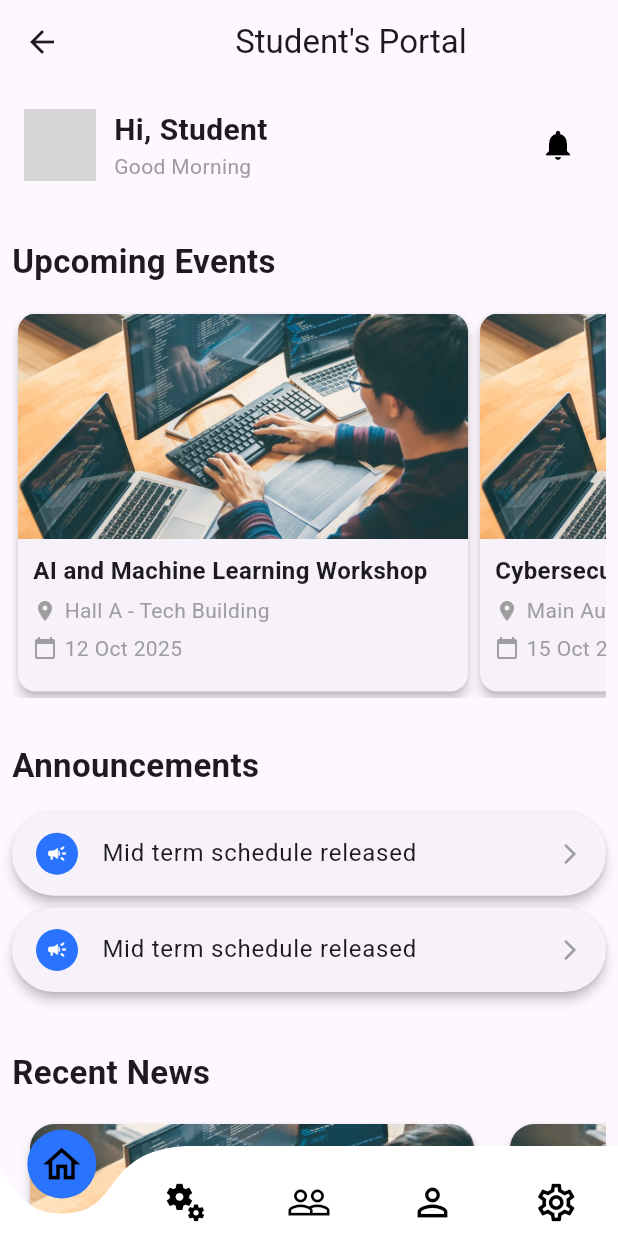
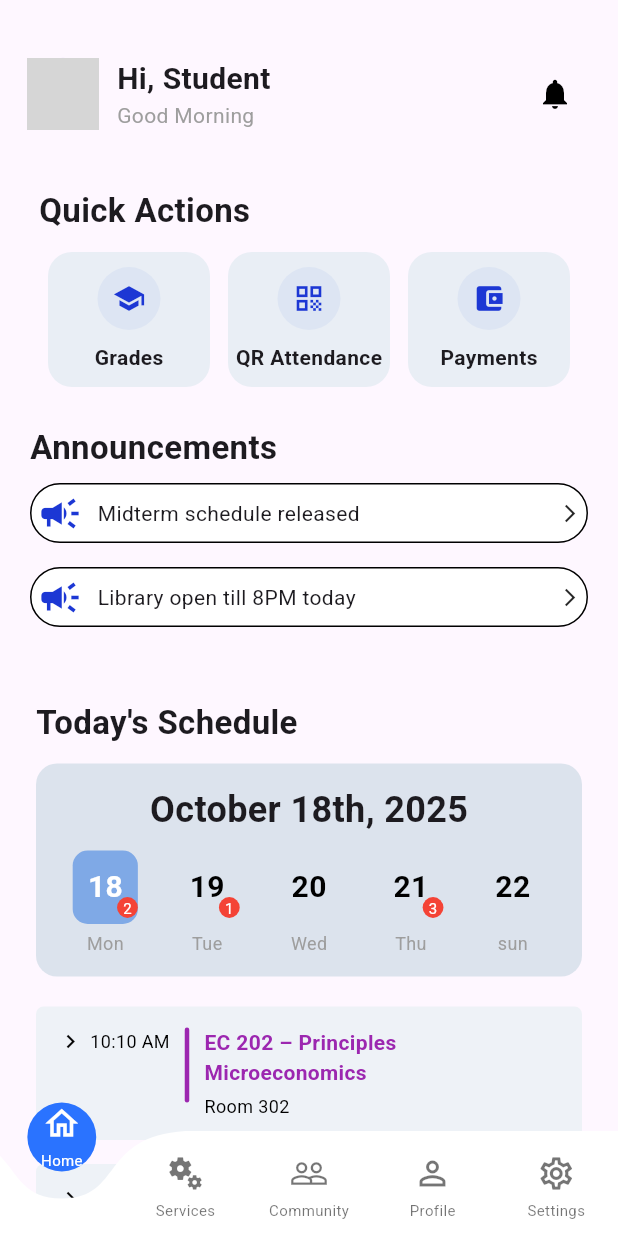
Before and after one commit to mariemmohammed275-blip/student_system_app, a Flutter app: the MainScreen screen opened by its route, on a phone screen of 412 x 824 dp. Run offline on Flutter 3.47's test engine with Material 3 defaults, Android fonts, the phone set to English and light mode, and no system bars; drawn by our look-alikes of curved_navigation_bar; our stand-ins replace dio, get; accounts and stored records are empty; network calls fail; Roboto replaces fonts that are missing (Poppins, Robot); grey boxes are pictures that could not be loaded.

Commit message:
Update UI of home_screen + Service_screen

```diff
--- a/lib/Controllers/grades_controller.dart
+++ b/lib/Controllers/grades_controller.dart
@@ -6,7 +6,7 @@ class GradesController extends GetxController {
   var isLoading = true.obs;
   var gradeResponse = Rxn<GradeResponse>();
 
-  final dio = Dio(BaseOptions(baseUrl: "http://192.168.1.7:5000/api"));
+  final dio = Dio(BaseOptions(baseUrl: "http://192.168.1.8:5000/api"));
 
   Future<void> fetchGrades() async {
     try {
--- a/lib/Screens/Home/home_screen.dart
+++ b/lib/Screens/Home/home_screen.dart
@@ -1,8 +1,9 @@
 import 'package:flutter/material.dart';
-import 'package:student_systemv1/widgets/announcement_widget.dart';
-import 'package:student_systemv1/widgets/sections/event_builder.dart';
-import 'package:student_systemv1/widgets/sections/recent_news_builder.dart';
-import '../../widgets/header_widget.dart';
+import 'package:student_systemv1/Screens/Home/widgets/announcement_widget.dart';
+import 'package:student_systemv1/Screens/Home/widgets/quick_actions.dart';
+import 'package:student_systemv1/Screens/Home/widgets/schedule.dart';
+import 'package:student_systemv1/Screens/Home/widgets/sections/event_builder.dart';
+import 'widgets/header_widget.dart';
 
 class HomeScreen extends StatelessWidget {
   const HomeScreen({super.key});
@@ -10,21 +11,21 @@ class HomeScreen extends StatelessWidget {
   @override
   Widget build(BuildContext context) {
     return Scaffold(
-      appBar: AppBar(
-        title: Center(
-          child: Text(
-            "Student's Portal",
-            style: TextStyle(fontFamily: 'Roboto'),
-          ),
-        ),
-      ),
       body: SingleChildScrollView(
         physics: BouncingScrollPhysics(),
         child: Padding(
-          padding: const EdgeInsets.all(8.0),
+          padding: const EdgeInsets.all(10.0),
+          child: Padding(
+            padding: const EdgeInsets.only(top: 20),
             child: Column(
               children: [
                 Header(),
+                SizedBox(height: 30),
+                QuickActions(),
+                SizedBox(height: 15),
+                Announcement(),
+                SizedBox(height: 30),
+                Schedule(),
                 SizedBox(height: 30),
                 Align(
                   alignment: Alignment.centerLeft,
@@ -39,37 +40,9 @@ class HomeScreen extends StatelessWidget {
                 ),
                 SizedBox(height: 15),
                 SizedBox(height: 260, child: EventBuilder()),
-              SizedBox(height: 30),
-              Align(
-                alignment: Alignment.centerLeft,
-                child: Text(
-                  'Announcements',
-                  style: TextStyle(
-                    fontFamily: 'Robot',
-                    fontSize: 22,
-                    fontWeight: FontWeight.bold,
+                SizedBox(height: 90),
+              ],
             ),
-                ),
-              ),
-              SizedBox(height: 15),
-              Announcement(),
-              Announcement(),
-              SizedBox(height: 30),
-              Align(
-                alignment: Alignment.centerLeft,
-                child: Text(
-                  'Recent News',
-                  style: TextStyle(
-                    fontFamily: 'Robot',
-                    fontSize: 22,
-                    fontWeight: FontWeight.bold,
-                  ),
-                ),
-              ),
-              SizedBox(height: 15),
-              SizedBox(height: 280, child: RecentNewsBuilder()),
-              SizedBox(height: 80),
-            ],
           ),
         ),
       ),
--- /dev/null
+++ b/lib/Screens/Home/widgets/announcement_widget.dart
@@ -0,0 +1,51 @@
+import 'package:flutter/material.dart';
+
+class Announcement extends StatelessWidget {
+  const Announcement({super.key});
+
+  Widget item(String text) {
+    return Container(
+      margin: const EdgeInsets.symmetric(vertical: 8),
+      padding: const EdgeInsets.all(4),
+      decoration: BoxDecoration(
+        border: Border.all(),
+        color: Colors.white,
+        borderRadius: BorderRadius.circular(30),
+      ),
+      child: Row(
+        children: [
+          const Icon(
+            Icons.campaign,
+            color: Color.fromARGB(255, 28, 55, 212),
+            size: 30,
+          ),
+          const SizedBox(width: 10),
+          Expanded(child: Text(text)),
+          const Icon(Icons.arrow_forward_ios, size: 14),
+        ],
+      ),
+    );
+  }
+
+  @override
+  Widget build(BuildContext context) {
+    return Padding(
+      padding: const EdgeInsets.all(10),
+      child: Column(
+        crossAxisAlignment: CrossAxisAlignment.start,
+        children: [
+          const Text(
+            "Announcements",
+            style: TextStyle(
+              fontWeight: FontWeight.bold,
+              fontSize: 22,
+              fontFamily: 'Poppins',
+            ),
+          ),
+          item("Midterm schedule released"),
+          item("Library open till 8PM today"),
+        ],
+      ),
+    );
+  }
+}
--- a/lib/widgets/event_card.dart
+++ b/lib/Screens/Home/widgets/event_card.dart
@@ -1,6 +1,6 @@
 import 'package:flutter/material.dart';
 
-import '../models/event.dart';
+import '../../../models/event.dart';
 
 class Event extends StatelessWidget {
   const Event({super.key, required this.event});
--- /dev/null
+++ b/lib/Screens/Home/widgets/quick_actions.dart
@@ -0,0 +1,79 @@
+import 'package:flutter/material.dart';
+
+class QuickActions extends StatelessWidget {
+  const QuickActions({super.key});
+
+  final Color cardColor = const Color(0xffE9EEF5);
+
+  Widget actionItem({required IconData icon, required String title}) {
+    return Expanded(
+      child: Container(
+        height: 90,
+        margin: const EdgeInsets.symmetric(horizontal: 6),
+        decoration: BoxDecoration(
+          color: cardColor,
+          borderRadius: BorderRadius.circular(16),
+        ),
+        child: Column(
+          mainAxisAlignment: MainAxisAlignment.center,
+          children: [
+            // 🔵 icon circle
+            Container(
+              padding: const EdgeInsets.all(10),
+              decoration: const BoxDecoration(
+                color: Color(0xffDDE5F3),
+                shape: BoxShape.circle,
+              ),
+              child: Icon(
+                icon,
+                color: Color.fromARGB(255, 28, 55, 212),
+                size: 22,
+              ),
+            ),
+
+            const SizedBox(height: 8),
+
+            Text(
+              title,
+              style: const TextStyle(
+                fontSize: 14,
+                fontWeight: FontWeight.bold,
+                fontFamily: 'Robot',
+              ),
+            ),
+          ],
+        ),
+      ),
+    );
+  }
+
+  @override
+  Widget build(BuildContext context) {
+    return Padding(
+      padding: const EdgeInsets.symmetric(horizontal: 16),
+      child: Column(
+        crossAxisAlignment: CrossAxisAlignment.start,
+        children: [
+          const Text(
+            "Quick Actions",
+            style: TextStyle(
+              fontWeight: FontWeight.bold,
+              fontSize: 22,
+              fontFamily: 'Robot',
+            ),
+          ),
+
+          const SizedBox(height: 12),
+
+          Row(
+            children: [
+              actionItem(icon: Icons.school, title: "Grades"),
+              actionItem(icon: Icons.qr_code, title: "QR Attendance"),
+              actionItem(icon: Icons.account_balance_wallet, title: "Payments"),
+            ],
+          ),
+        ],
+      ),
+    );
+  }
+}
--- /dev/null
+++ b/lib/Screens/Home/widgets/schedule.dart
@@ -0,0 +1,248 @@
+import 'package:flutter/material.dart';
+
+class Schedule extends StatelessWidget {
+  const Schedule({super.key});
+
+  // 🎯 لون الخلفية الأساسي للكارد
+  final Color cardBg = const Color(0xffEEF2F7);
+
+  // 📚 الكارد
+  Widget classCard({
+    required String time,
+    required String title,
+    required String subtitle,
+    required Color color,
+    bool isMissing = false,
+  }) {
+    return Container(
+      margin: const EdgeInsets.symmetric(vertical: 8),
+      padding: const EdgeInsets.all(14),
+      decoration: BoxDecoration(
+        color: cardBg,
+        borderRadius: BorderRadius.circular(5),
+      ),
+      child: Row(
+        crossAxisAlignment: CrossAxisAlignment.start,
+        children: [
+          // ➤ السهم + الوقت
+          Column(
+            children: [
+              Row(
+                children: [
+                  const Icon(
+                    Icons.chevron_right,
+                    size: 18,
+                    color: Colors.black,
+                  ),
+                  const SizedBox(width: 4),
+                  Text(
+                    time,
+                    style: const TextStyle(fontSize: 12, color: Colors.black),
+                  ),
+                ],
+              ),
+            ],
+          ),
+
+          const SizedBox(width: 10),
+
+          // الخط الملون
+          Container(
+            width: 3,
+            height: 50,
+            decoration: BoxDecoration(
+              color: color,
+              borderRadius: BorderRadius.circular(2),
+            ),
+          ),
+
+          const SizedBox(width: 10),
+
+          // النصوص
+          Expanded(
+            child: Column(
+              crossAxisAlignment: CrossAxisAlignment.start,
+              children: [
+                Text(
+                  title,
+                  style: TextStyle(color: color, fontWeight: FontWeight.bold),
+                ),
+                const SizedBox(height: 4),
+
+                if (!isMissing)
+                  Text(
+                    subtitle,
+                    style: const TextStyle(
+                      color: Colors.black,
+                      fontSize: 12,
+
+                      fontFamily: 'Robot',
+                    ),
+                  ),
+
+                if (isMissing) ...[
+                  Row(
+                    children: const [
+                      Icon(Icons.error, color: Colors.red, size: 16),
+                      SizedBox(width: 5),
+                      Text(
+                        "Missing assignment",
+                        style: TextStyle(color: Colors.black, fontSize: 12),
+                      ),
+                    ],
+                  ),
+                ],
+              ],
+            ),
+          ),
+        ],
+      ),
+    );
+  }
+
+  // 📅 التاريخ (header)
+  Widget dateHeader() {
+    return Container(
+      padding: const EdgeInsets.symmetric(vertical: 14),
+      decoration: BoxDecoration(
+        color: const Color(0xffDCE3ED),
+        borderRadius: BorderRadius.circular(14),
+      ),
+      child: Column(
+        children: [
+          const Text(
+            "October 18th, 2025",
+            style: TextStyle(
+              fontWeight: FontWeight.bold,
+              fontSize: 24,
+              fontFamily: 'Robot',
+            ),
+          ),
+          const SizedBox(height: 10),
+
+          Row(
+            mainAxisAlignment: MainAxisAlignment.spaceEvenly,
+            children: [
+              dayItem("18", "Mon", selected: true, badge: "2"),
+              dayItem("19", "Tue", badge: "1"),
+              dayItem("20", "Wed"),
+              dayItem("21", "Thu", badge: "3"),
+              dayItem("22", "sun"),
+            ],
+          ),
+        ],
+      ),
+    );
+  }
+
+  // 📅 عنصر اليوم
+  Widget dayItem(
+    String day,
+    String week, {
+    bool selected = false,
+    String? badge,
+  }) {
+    return Column(
+      children: [
+        Stack(
+          children: [
+            Container(
+              padding: const EdgeInsets.all(10),
+              decoration: BoxDecoration(
+                color: selected ? const Color(0xff7FA9E6) : Colors.transparent,
+                borderRadius: BorderRadius.circular(10),
+              ),
+              child: Text(
+                day,
+                style: TextStyle(
+                  fontWeight: FontWeight.bold,
+                  fontSize: 20,
+                  fontFamily: 'Robot',
+                  color: selected ? Colors.white : Colors.black,
+                ),
+              ),
+            ),
+
+            // 🔴 badge
+            if (badge != null)
+              Positioned(
+                bottom: 0,
+                right: 0,
+                child: Container(
+                  padding: const EdgeInsets.all(4),
+                  decoration: const BoxDecoration(
+                    color: Colors.red,
+                    shape: BoxShape.circle,
+                  ),
+                  child: Text(
+                    badge,
+                    style: const TextStyle(color: Colors.white, fontSize: 10),
+                  ),
+                ),
+              ),
+          ],
+        ),
+        const SizedBox(height: 4),
+        Text(week, style: const TextStyle(fontSize: 12, color: Colors.grey)),
+      ],
+    );
+  }
+
+  @override
+  Widget build(BuildContext context) {
+    return Padding(
+      padding: const EdgeInsets.symmetric(horizontal: 14),
+      child: Column(
+        crossAxisAlignment: CrossAxisAlignment.start,
+        children: [
+          const Text(
+            "Today's Schedule",
+            style: TextStyle(
+              fontWeight: FontWeight.bold,
+              fontSize: 22,
+              fontFamily: 'Robot',
+            ),
+          ),
+
+          const SizedBox(height: 12),
+
+          // 📅 header
+          dateHeader(),
+
+          const SizedBox(height: 12),
+
+          // 📚 المواد
+          classCard(
+            time: "10:10 AM",
+            title: "EC 202 – Principles Microeconomics",
+            subtitle: "Room 302",
+            color: Colors.purple,
+          ),
+
+          classCard(
+            time: "11:10 AM",
+            title: "FN 215 – Financial Management",
+            subtitle: "Room 111",
+            color: Colors.blue,
+          ),
+
+          classCard(
+            time: "11:59 PM",
+            title: "EC 203 – Principles Macroeconomics",
+            subtitle: "",
+            color: Colors.teal,
+            isMissing: true,
+          ),
+
+          classCard(
+            time: "11:59 PM",
+            title: "MGT 101 – Organization Management",
+            subtitle: "",
+            color: Colors.orange,
+            isMissing: true,
+          ),
+        ],
+      ),
+    );
+  }
+}
--- a/lib/widgets/sections/event_builder.dart
+++ b/lib/Screens/Home/widgets/sections/event_builder.dart
@@ -1,7 +1,7 @@
 import 'package:flutter/material.dart';
 import 'package:student_systemv1/models/event.dart';
 
-import 'package:student_systemv1/widgets/event_card.dart';
+import 'package:student_systemv1/Screens/Home/widgets/event_card.dart';
 
 class EventBuilder extends StatelessWidget {
   EventBuilder({super.key});
--- a/lib/Screens/Services/services_screen.dart
+++ b/lib/Screens/Services/services_screen.dart
@@ -17,7 +17,11 @@ class ServicesScreen extends StatelessWidget {
       'title': 'Attendance Details',
       'page': () => AttendanceSummaryScreen(),
     },
-    {'icon': Icons.school, 'title': 'Schedules', 'page': () => Schedules()},
+    {
+      'icon': Icons.schedule_sharp,
+      'title': 'Schedules',
+      'page': () => Schedules(),
+    },
     {'icon': Icons.quiz, 'title': 'Exams & Results', 'page': () => Exams()},
     {'icon': Icons.payment, 'title': 'Payment', 'page': () => Payments()},
     {'icon': Icons.grade_rounded, 'title': 'Grades', 'page': () => Grades()},
@@ -34,61 +38,77 @@ class ServicesScreen extends StatelessWidget {
     },
   ];
 
+  final Color cardColor = const Color(0xffE9EEF5);
+
   @override
   Widget build(BuildContext context) {
     return Scaffold(
-      appBar: AppBar(title: Text('Services'), centerTitle: true),
+      backgroundColor: const Color(0xffF5F7FB),
+
+      appBar: AppBar(
+        elevation: 0,
+        backgroundColor: const Color(0xffF5F7FB),
+        title: const Text(
+          "Services",
+          style: TextStyle(color: Colors.black, fontWeight: FontWeight.w600),
+        ),
+        centerTitle: true,
+      ),
+
       body: Padding(
         padding: const EdgeInsets.all(16.0),
+
         child: GridView.builder(
+          itemCount: services.length,
+
           gridDelegate: const SliverGridDelegateWithFixedCrossAxisCount(
             crossAxisCount: 2,
-            mainAxisSpacing: 16,
-            crossAxisSpacing: 16,
+            mainAxisSpacing: 12,
+            crossAxisSpacing: 12,
             childAspectRatio: 1,
           ),
-          itemCount: services.length,
+
           itemBuilder: (context, index) {
             final service = services[index];
+
             return GestureDetector(
               onTap: () {
                 Get.to(service['page']);
               },
+
               child: Container(
+                padding: const EdgeInsets.symmetric(vertical: 16),
+
                 decoration: BoxDecoration(
-                  gradient: LinearGradient(
-                    colors: [
-                      Colors
-                          .primaries[index % Colors.primaries.length]
-                          .shade200,
-                      Colors
-                          .primaries[index % Colors.primaries.length]
-                          .shade400,
-                    ],
-                    begin: Alignment.topLeft,
-                    end: Alignment.bottomRight,
-                  ),
+                  color: cardColor,
                   borderRadius: BorderRadius.circular(18),
-                  boxShadow: [
-                    BoxShadow(
-                      color: Colors.black12,
-                      blurRadius: 6,
-                      offset: Offset(2, 2),
-                    ),
-                  ],
                 ),
+
                 child: Column(
                   mainAxisAlignment: MainAxisAlignment.center,
                   children: [
-                    Icon(service['icon'], size: 40, color: Colors.white),
-                    SizedBox(height: 10),
-                    Text(
-                      service['title'],
-                      textAlign: TextAlign.center,
-                      style: TextStyle(
-                        fontSize: 16,
-                        fontWeight: FontWeight.bold,
-                        color: Colors.white,
+                    // 🔵 icon circle
+                    Container(
+                      padding: const EdgeInsets.all(12),
+                      child: Icon(
+                        service['icon'],
+                        color: const Color.fromARGB(255, 28, 55, 212),
+                        size: 40,
+                      ),
+                    ),
+
+                    const SizedBox(height: 10),
+
+                    // 📝 title
+                    Padding(
+                      padding: const EdgeInsets.symmetric(horizontal: 6),
+                      child: Text(
+                        service['title'],
+                        textAlign: TextAlign.center,
+                        style: const TextStyle(
+                          fontSize: 16,
+                          fontWeight: FontWeight.bold,
+                        ),
                       ),
                     ),
                   ],
--- a/lib/Screens/main_screen.dart
+++ b/lib/Screens/main_screen.dart
@@ -1,6 +1,7 @@
 import 'package:flutter/material.dart';
 import 'package:get/get.dart';
 import 'package:curved_navigation_bar/curved_navigation_bar.dart';
+
 import 'Home/home_screen.dart';
 import 'Services/services_screen.dart';
 import 'Community/community_screen.dart';
@@ -25,6 +26,34 @@ class MainScreen extends StatelessWidget {
 
   final NavController navController = Get.put(NavController());
 
+  Widget navItem(IconData icon, String label, int index) {
+    final isSelected = navController.selectedIndex.value == index;
+
+    return Padding(
+      padding: const EdgeInsets.all(1.0),
+      child: Column(
+        mainAxisAlignment: MainAxisAlignment.center,
+        children: [
+          Icon(
+            icon,
+            size: 26,
+            color: isSelected ? Colors.white : Colors.black54,
+          ),
+
+          const SizedBox(height: 4),
+
+          Text(
+            label,
+            style: TextStyle(
+              fontSize: 10,
+              color: isSelected ? Colors.white : Colors.black54,
+            ),
+          ),
+        ],
+      ),
+    );
+  }
+
   @override
   Widget build(BuildContext context) {
     return Obx(
@@ -37,19 +66,17 @@ class MainScreen extends StatelessWidget {
           backgroundColor: Colors.transparent,
           color: Colors.white,
           buttonBackgroundColor: const Color(0xFF2A73FF),
-          height: 60,
+          height: 70,
           animationDuration: const Duration(milliseconds: 300),
-          items: const [
-            Icon(Icons.home_outlined, size: 30, color: Colors.black),
-            Icon(
-              Icons.miscellaneous_services_outlined,
-              size: 30,
-              color: Colors.black,
-            ),
-            Icon(Icons.people_outline, size: 30, color: Colors.black),
-            Icon(Icons.person_outline, size: 30, color: Colors.black),
-            Icon(Icons.settings_outlined, size: 30, color: Colors.black),
+
+          items: [
+            navItem(Icons.home_outlined, "Home", 0),
+            navItem(Icons.miscellaneous_services_outlined, "Services", 1),
+            navItem(Icons.people_outline, "Community", 2),
+            navItem(Icons.person_outline, "Profile", 3),
+            navItem(Icons.settings_outlined, "Settings", 4),
           ],
+
           onTap: (index) {
             navController.selectedIndex.value = index;
           },
--- a/lib/main.dart
+++ b/lib/main.dart
@@ -1,9 +1,9 @@
 import 'package:flutter/material.dart';
 import 'package:get/get.dart';
 
-import 'package:student_systemv1/widgets/forgetPassword_form.dart';
-import 'package:student_systemv1/widgets/login_form.dart';
-import 'package:student_systemv1/widgets/signUp_form.dart';
+import 'package:student_systemv1/Authentication/forgetPassword_form.dart';
+import 'package:student_systemv1/Authentication/login_form.dart';
+import 'package:student_systemv1/Authentication/signUp_form.dart';
 import 'package:student_systemv1/Screens/main_screen.dart';
 
 import 'Screens/Services/Features/CourseEnrollment/course_controller.dart';
--- a/lib/widgets/announcement_widget.dart
+++ /dev/null
@@ -1,41 +0,0 @@
-import 'package:flutter/material.dart';
-
-class Announcement extends StatelessWidget {
-  const Announcement({super.key});
-
-  @override
-  Widget build(BuildContext context) {
-    return Card(
-      shape: RoundedRectangleBorder(borderRadius: BorderRadius.circular(40)),
-      elevation: 3,
-      margin: const EdgeInsets.only(bottom: 8), // space between cards
-      child: ListTile(
-        contentPadding: const EdgeInsets.symmetric(
-          horizontal: 16,
-          vertical: 0.1,
-        ),
-        leading: CircleAvatar(
-          backgroundColor: const Color(0xFF2A73FF),
-          radius: 14,
-          child: const Icon(Icons.campaign, color: Colors.white, size: 14),
-        ),
-        title: Text(
-          'Mid term schedule released',
-          style: const TextStyle(
-            fontSize: 16,
-            fontFamily: 'Roboto',
-            fontWeight: FontWeight.w500,
-          ),
-        ),
-        trailing: const Icon(
-          Icons.arrow_forward_ios,
-          size: 16,
-          color: Colors.grey,
-        ),
-        onTap: () {
-          // add action later if needed
-        },
-      ),
-    );
-  }
-}
--- a/lib/widgets/recent_news_widget.dart
+++ /dev/null
@@ -1,79 +0,0 @@
-import 'package:flutter/material.dart';
-
-class RecentNews extends StatelessWidget {
-  const RecentNews({super.key});
-
-  @override
-  Widget build(BuildContext context) {
-    return Padding(
-      padding: const EdgeInsets.symmetric(horizontal: 8.0),
-      child: Card(
-        shape: RoundedRectangleBorder(borderRadius: BorderRadius.circular(16)),
-        clipBehavior: Clip.antiAlias,
-        elevation: 3,
-        child: SizedBox(
-          width: double.infinity,
-          child: Column(
-            crossAxisAlignment: CrossAxisAlignment.start,
-            children: [
-              // image section
-              SizedBox(
-                height: 180,
-                width: double.infinity,
-                child: Image.asset(
-                  'assets/images/event.jpg',
-                  fit: BoxFit.cover,
-                ),
-              ),
-
-              // text section
-              Padding(
-                padding: const EdgeInsets.all(8.0),
-                child: Text(
-                  'The Faculty of Engineering at Helwan University organizes a training course.',
-                  style: TextStyle(fontSize: 14),
-                ),
-              ),
-            ],
-          ),
-        ),
-      ),
-    );
-  }
-}
-
-// import 'package:flutter/material.dart';
-
-// class RecentNews extends StatelessWidget {
-//   const RecentNews({super.key});
-
-//   @override
-//   Widget build(BuildContext context) {
-//     return Padding(
-//       padding: const EdgeInsets.symmetric(horizontal: 4.0),
-//       child: Column(
-//         crossAxisAlignment: CrossAxisAlignment.start,
-//         children: [
-//           Card(
-//             shape: RoundedRectangleBorder(
-//               borderRadius: BorderRadius.circular(16),
-//             ),
-//             clipBehavior: Clip.antiAlias,
-//             elevation: 2,
-//             child: SizedBox(
-//               height: 180,
-//               width: double.infinity,
-//               child: Image.asset('assets/images/event.jpg', fit: BoxFit.cover),
-//             ),
-//           ),
-//           Padding(
-//             padding: const EdgeInsets.all(8.0),
-//             child: Text(
-//               'The Faculty of Engineering at Helwan University organizes a training course.',
-//             ),
-//           ),
-//         ],
-//       ),
-//     );
-//   }
-// }
--- a/lib/widgets/sections/recent_news_builder.dart
+++ /dev/null
@@ -1,22 +0,0 @@
-import 'package:flutter/material.dart';
-import 'package:student_systemv1/widgets/recent_news_widget.dart';
-
-class RecentNewsBuilder extends StatelessWidget {
-  const RecentNewsBuilder({super.key});
-
-  @override
-  Widget build(BuildContext context) {
-    return ListView.builder(
-      physics: BouncingScrollPhysics(),
-      scrollDirection: Axis.horizontal,
-      itemCount: 3,
-      itemBuilder: (context, index) {
-        return SizedBox(
-          height: 280,
-          width: 320,
-          child: GestureDetector(onTap: () {}, child: RecentNews()),
-        );
-      },
-    );
-  }
-}
```
Also changed, not shown: lib/Authentication/forgetPassword_form.dart (renamed from lib/widgets/forgetPassword_form.dart), lib/Authentication/login_form.dart (renamed from lib/widgets/login_form.dart), lib/Authentication/signUp_form.dart (renamed from lib/widgets/signUp_form.dart), lib/Screens/Home/widgets/header_widget.dart (renamed from lib/widgets/header_widget.dart). Lines whose indentation alone changed are shown as unchanged.
